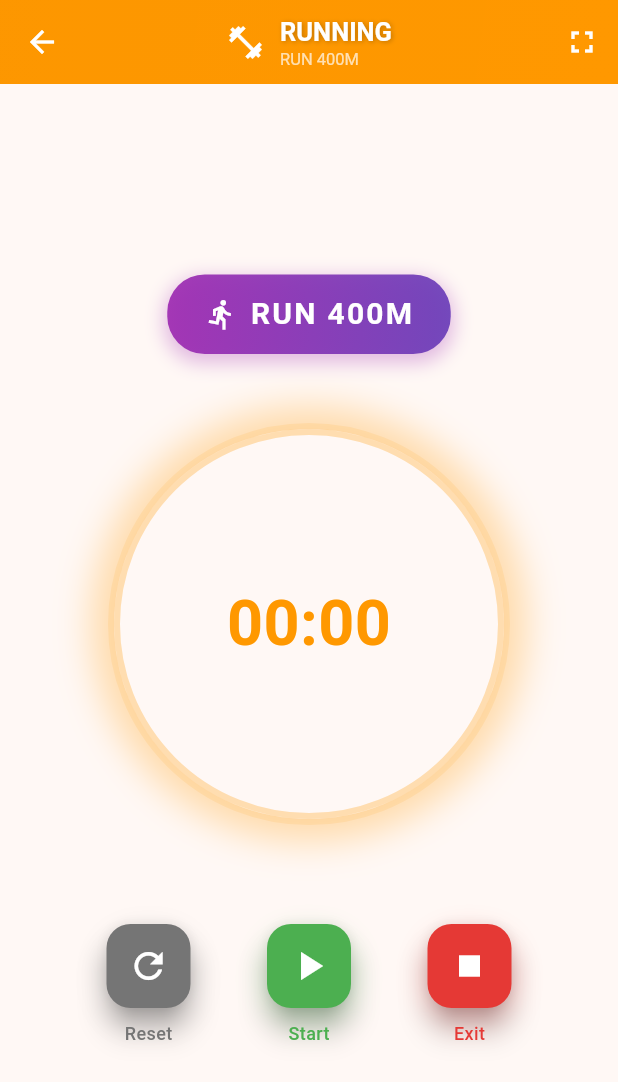
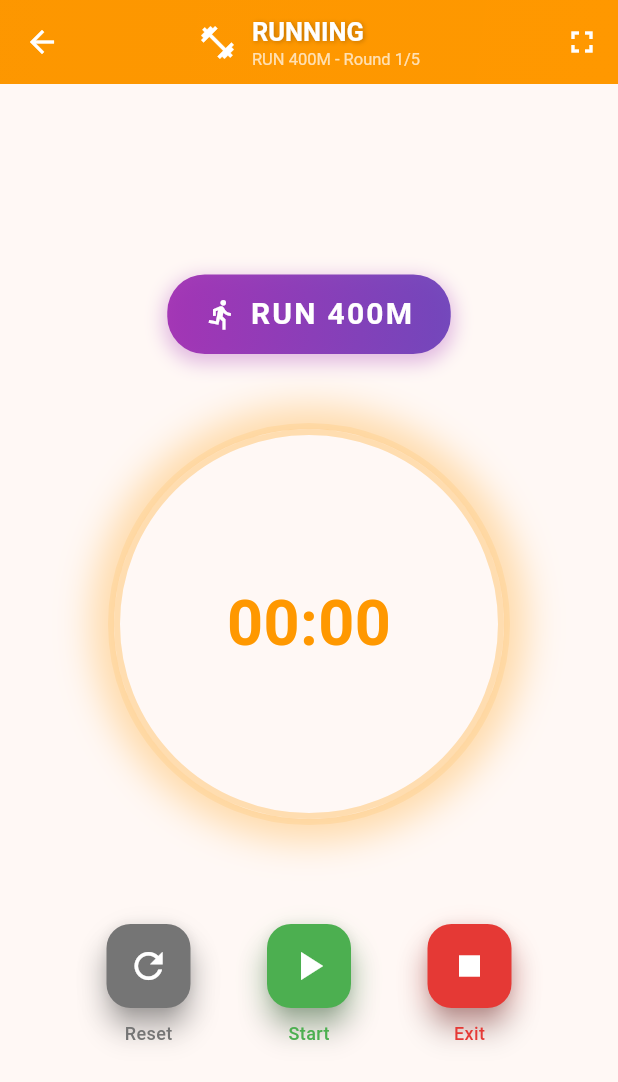
Before and after one commit to AlexHerDom/crossfit_timer, a Flutter app: the screen it shows after launch, after a tap on "RUNNING", on a phone screen of 412 x 824 dp. Shown: the top 1082 px of the screen. Run offline on Flutter 3.47's test engine with Material 3 defaults, Android fonts, the phone set to English and light mode, and no system bars; drawn by our look-alikes of flutter_animate; our stand-ins replace audioplayers, confetti, flutter_tts, share_plus, shared_preferences, wakelock_plus.

Commit message:
feat: Move round progress to main title and simplify button design
UI Improvements:
- Move round progress display from button to main timer subtitle
- Show 'CORRE 400M - Ronda 1/5' in the main title area
- Display round info during both running and rest phases
- Simplify completion button by removing redundant round indicator
- Fix button overflow issue by using cleaner horizontal layout

User Experience Benefits:
- Round progress always visible regardless of timer state
- Cleaner, more professional button design
- Better information hierarchy (round info in title, action in button)
- Eliminated UI overflow errors

Technical Changes:
- Enhanced _getTimerSubtitle() to prominently display round progress
- Redesigned completion button with horizontal icon+text layout
- Removed redundant round counter from button
- Improved button padding and eliminated height constraints

```diff
--- a/lib/screens/timer_screen.dart
+++ b/lib/screens/timer_screen.dart
@@ -926,11 +926,11 @@ class _TimerScreenState extends State<TimerScreen> {
       case 'COUNTDOWN':
         return languageProvider.getText('countdown_description');
       case 'RUNNING':
-        // Mostrar información dinámica según el estado
+        // Mostrar información dinámica según el estado con progreso de rondas en el título
         if (_isRunningDistance) {
-          return languageProvider.getText('run_distance').replaceAll('{distance}', _targetDistance.toString());
+          return '${languageProvider.getText('run_distance').replaceAll('{distance}', _targetDistance.toString())} - ${languageProvider.currentLanguage == 'es' ? 'Ronda' : 'Round'} $_currentRound/$_totalRounds';
         } else {
-          return '${languageProvider.getText('running_rest')} - ${languageProvider.getText('next_interval').replaceAll('{distance}', _targetDistance.toString())}';
+          return '${languageProvider.getText('running_rest')} - ${languageProvider.currentLanguage == 'es' ? 'Ronda' : 'Round'} $_currentRound/$_totalRounds';
         }
       default:
         return languageProvider.getText('workout_timer');
@@ -1358,45 +1358,60 @@ ${languageProvider.getText('work_20s')} | ${languageProvider.getText('rest_10s')
 
                 const SizedBox(height: 60),
 
-                // Botón específico para RUNNING - "TERMINÉ LA DISTANCIA"
+                // Botón específico para RUNNING - Versión limpia sin info de ronda
                 if (widget.timerType == 'RUNNING' && _isRunningDistance && _isRunning)
                   Padding(
                     padding: const EdgeInsets.only(bottom: 20),
                     child: SizedBox(
                       width: double.infinity,
-                      height: 60,
                       child: ElevatedButton(
                         onPressed: _completeRunningDistance,
                         style: ElevatedButton.styleFrom(
-                          backgroundColor: Colors.orange,
+                          backgroundColor: const Color(0xFF2E7D32), // Verde profesional
                           foregroundColor: Colors.white,
                           shape: RoundedRectangleBorder(
-                            borderRadius: BorderRadius.circular(15),
+                            borderRadius: BorderRadius.circular(12),
                           ),
-                          elevation: 8,
-                          shadowColor: Colors.orange.withOpacity(0.5),
+                          elevation: 3,
+                          shadowColor: Colors.black26,
+                          padding: const EdgeInsets.symmetric(vertical: 16, horizontal: 20),
                         ),
                         child: Row(
                           mainAxisAlignment: MainAxisAlignment.center,
                           children: [
-                            const Icon(Icons.check_circle, size: 28),
+                            const Icon(
+                              Icons.flag_outlined,
+                              size: 24,
+                              color: Colors.white,
+                            ),
                             const SizedBox(width: 12),
-                            Text(
-                              languageProvider.getText('completed_distance'),
-                              style: const TextStyle(
-                                fontSize: 18,
-                                fontWeight: FontWeight.bold,
-                                letterSpacing: 1.0,
-                              ),
+                            Column(
+                              mainAxisSize: MainAxisSize.min,
+                              children: [
+                                Text(
+                                  'COMPLETÉ ${_targetDistance}M',
+                                  style: const TextStyle(
+                                    fontSize: 18,
+                                    fontWeight: FontWeight.w600,
+                                    letterSpacing: 0.5,
+                                  ),
+                                ),
+                                Text(
+                                  languageProvider.currentLanguage == 'es'
+                                    ? 'Iniciar descanso'
+                                    : 'Start rest period',
+                                  style: TextStyle(
+                                    fontSize: 12,
+                                    fontWeight: FontWeight.w400,
+                                    color: Colors.white.withOpacity(0.85),
+                                  ),
+                                ),
+                              ],
                             ),
                           ],
                         ),
                       ),
-                    )
-                    .animate()
-                    .fadeIn(duration: 800.ms)
-                    .scale(begin: const Offset(0.8, 0.8), end: const Offset(1.0, 1.0))
-                    .shimmer(duration: 2000.ms),
+                    ),
                   ),
 
                 // Controles del timer con animaciones
```
